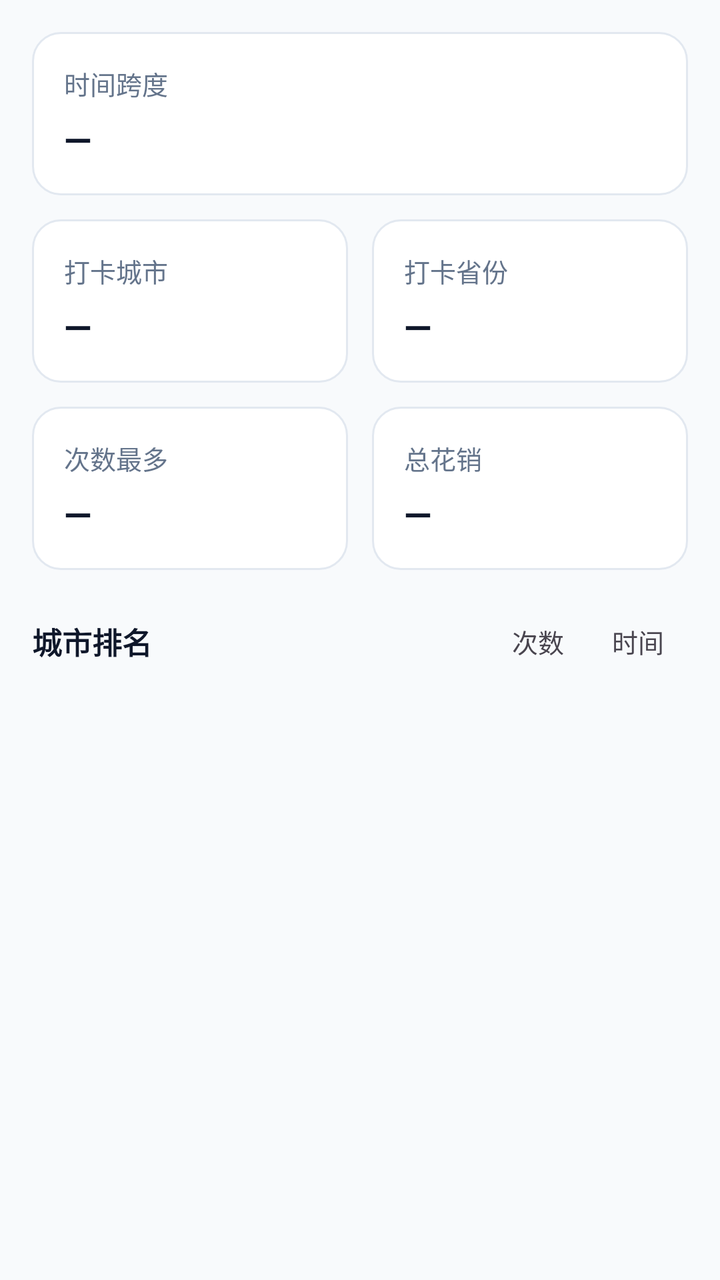
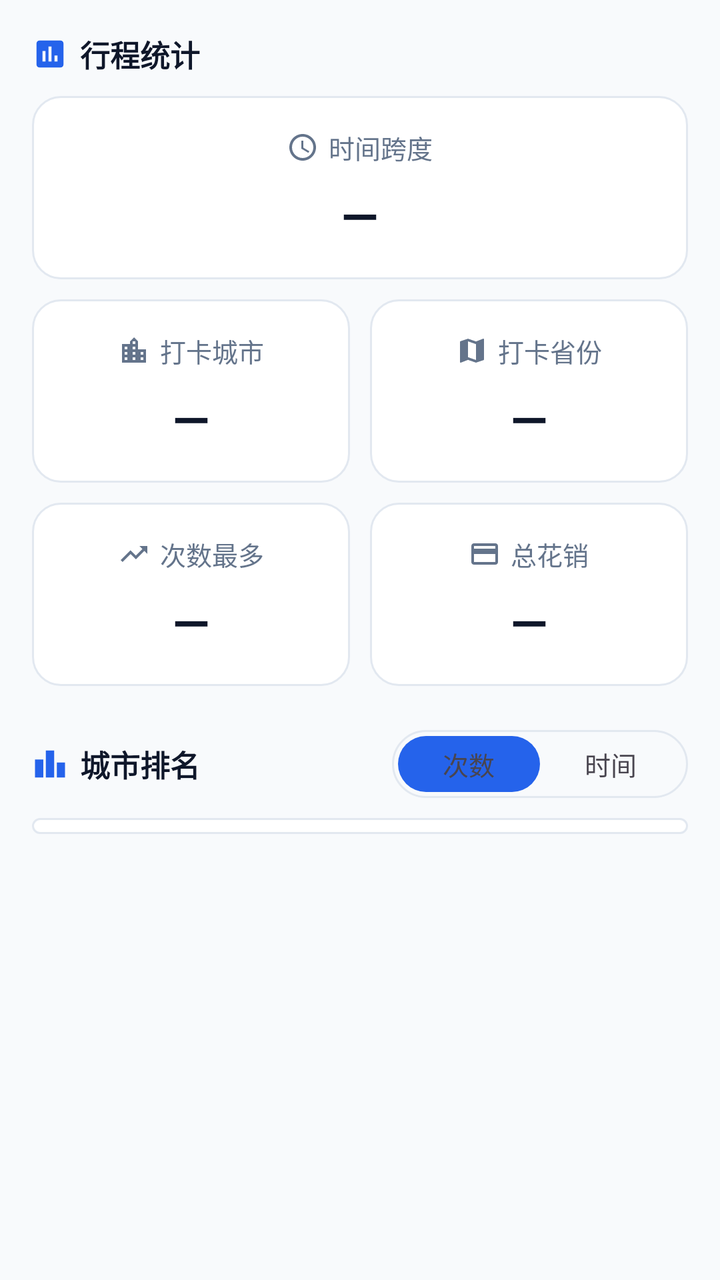

The first picture is an Android layout as it rendered before a commit; the second is the same layout after the commit. The layout source and the unified diff follow.
<!-- AndroidManifest.xml: application theme Theme.CityFootprint -->
<!-- res/layout/fragment_home.xml -->
<?xml version="1.0" encoding="utf-8"?>
<ScrollView xmlns:android="http://schemas.android.com/apk/res/android"
    xmlns:app="http://schemas.android.com/apk/res-auto"
    android:layout_width="match_parent"
    android:layout_height="match_parent"
    android:background="@color/bg"
    android:fillViewport="true">

    <LinearLayout
        android:layout_width="match_parent"
        android:layout_height="wrap_content"
        android:orientation="vertical"
        android:padding="16dp">

        
        <LinearLayout
            android:layout_width="match_parent"
            android:layout_height="wrap_content"
            android:background="@drawable/bg_card"
            android:orientation="vertical"
            android:padding="16dp">

            <TextView
                style="@style/TextHomeStatLabel"
                android:text="@string/home_range" />

            <TextView
                android:id="@+id/valueRange"
                style="@style/TextHomeStatValue"
                android:maxLines="1"
                android:text="@string/home_dash"
                app:autoSizeMaxTextSize="18sp"
                app:autoSizeMinTextSize="13sp"
                app:autoSizeTextType="uniform" />
        </LinearLayout>

        
        <LinearLayout
            android:layout_width="match_parent"
            android:layout_height="wrap_content"
            android:layout_marginTop="12dp"
            android:orientation="horizontal">

            <LinearLayout
                style="@style/CardHomeStat"
                android:layout_weight="1">

                <TextView
                    style="@style/TextHomeStatLabel"
                    android:text="@string/home_cities" />

                <TextView
                    android:id="@+id/valueCities"
                    style="@style/TextHomeStatValue"
                    android:text="@string/home_dash" />
            </LinearLayout>

            <LinearLayout
                style="@style/CardHomeStat"
                android:layout_marginStart="12dp"
                android:layout_weight="1">

                <TextView
                    style="@style/TextHomeStatLabel"
                    android:text="@string/home_provinces" />

                <TextView
                    android:id="@+id/valueProvinces"
                    style="@style/TextHomeStatValue"
                    android:text="@string/home_dash" />
            </LinearLayout>
        </LinearLayout>

        
        <LinearLayout
            android:layout_width="match_parent"
            android:layout_height="wrap_content"
            android:layout_marginTop="12dp"
            android:orientation="horizontal">

            <LinearLayout
                style="@style/CardHomeStat"
                android:layout_weight="1">

                <TextView
                    style="@style/TextHomeStatLabel"
                    android:text="@string/home_most" />

                <TextView
                    android:id="@+id/valueMost"
                    style="@style/TextHomeStatValue"
                    android:ellipsize="end"
                    android:maxLines="1"
                    android:text="@string/home_dash" />
            </LinearLayout>

            <LinearLayout
                style="@style/CardHomeStat"
                android:layout_marginStart="12dp"
                android:layout_weight="1">

                <TextView
                    style="@style/TextHomeStatLabel"
                    android:text="@string/home_cost" />

                <TextView
                    android:id="@+id/valueCost"
                    style="@style/TextHomeStatValue"
                    android:text="@string/home_dash" />
            </LinearLayout>
        </LinearLayout>

        
        <LinearLayout
            android:layout_width="match_parent"
            android:layout_height="wrap_content"
            android:layout_marginTop="20dp"
            android:gravity="center_vertical"
            android:orientation="horizontal">

            <TextView
                android:layout_width="0dp"
                android:layout_height="wrap_content"
                android:layout_weight="1"
                android:text="@string/home_rank"
                android:textColor="@color/fg"
                android:textSize="15sp"
                android:textStyle="bold" />

            <TextView
                android:id="@+id/btnRankCount"
                android:layout_width="wrap_content"
                android:layout_height="wrap_content"
                android:background="?attr/selectableItemBackground"
                android:paddingStart="12dp"
                android:paddingTop="6dp"
                android:paddingEnd="12dp"
                android:paddingBottom="6dp"
                android:text="@string/home_rank_count"
                android:textSize="13sp" />

            <TextView
                android:id="@+id/btnRankTime"
                android:layout_width="wrap_content"
                android:layout_height="wrap_content"
                android:background="?attr/selectableItemBackground"
                android:paddingStart="12dp"
                android:paddingTop="6dp"
                android:paddingEnd="12dp"
                android:paddingBottom="6dp"
                android:text="@string/home_rank_time"
                android:textSize="13sp" />
        </LinearLayout>

        <LinearLayout
            android:id="@+id/rankContainer"
            android:layout_width="match_parent"
            android:layout_height="wrap_content"
            android:layout_marginTop="8dp"
            android:orientation="vertical" />

        <TextView
            android:id="@+id/textEmpty"
            android:layout_width="match_parent"
            android:layout_height="wrap_content"
            android:layout_marginTop="24dp"
            android:gravity="center"
            android:text="@string/home_empty"
            android:textColor="@color/text_tertiary"
            android:textSize="13sp"
            android:visibility="gone" />
    </LinearLayout>
</ScrollView>
<!-- resources referenced by this layout -->
<resources>
  <style name="CardHomeStat">
          <item name="android:layout_width">0dp</item>
          <item name="android:layout_height">wrap_content</item>
          <item name="android:orientation">vertical</item>
          <item name="android:background">@drawable/bg_card</item>
          <item name="android:padding">16dp</item>
      </style>
  <style name="TextHomeStatLabel">
          <item name="android:layout_width">wrap_content</item>
          <item name="android:layout_height">wrap_content</item>
          <item name="android:textColor">@color/text_secondary</item>
          <item name="android:textSize">13sp</item>
      </style>
  <style name="TextHomeStatValue">
          <item name="android:layout_width">wrap_content</item>
          <item name="android:layout_height">wrap_content</item>
          <item name="android:layout_marginTop">6dp</item>
          <item name="android:textColor">@color/fg</item>
          <item name="android:textSize">18sp</item>
          <item name="android:textStyle">bold</item>
      </style>
  <style name="Theme.CityFootprint" parent="Theme.Material3.DayNight.NoActionBar">
          
          <item name="appAccent">@color/accent</item>
          <item name="colorPrimary">?attr/appAccent</item>
          <item name="colorOnPrimary">@color/on_accent</item>
          <item name="colorPrimaryContainer">@color/accent_light</item>
          <item name="colorOnPrimaryContainer">@color/accent_soft_fg</item>
          <item name="colorSecondary">?attr/appAccent</item>
          <item name="colorSecondaryContainer">@color/accent_light</item>
          <item name="colorOnSecondaryContainer">@color/accent_soft_fg</item>
          <item name="colorSurface">@color/card</item>
          <item name="colorOnSurface">@color/fg</item>
          <item name="colorOnSurfaceVariant">@color/muted_fg</item>
          
          <item name="colorOutline">@color/muted_fg</item>
          
          <item name="colorSurfaceContainerHighest">@color/muted</item>
          <item name="colorError">@color/destructive</item>
          <item name="android:colorBackground">@color/bg</item>
  
          
          <item name="android:statusBarColor">@color/window_bg_light</item>
          <item name="android:navigationBarColor">@color/window_bg_light</item>
          <item name="android:windowLightStatusBar">@bool/window_light_system_bars</item>
          <item name="android:windowLightNavigationBar" tools:targetApi="27">@bool/window_light_system_bars</item>
          
          <item name="android:forceDarkAllowed" tools:targetApi="29">false</item>
  
          
          <item name="materialCardViewStyle">@style/Widget.App.CardView</item>
          <item name="materialButtonStyle">@style/Widget.App.Button</item>
          
          <item name="popupMenuStyle">@style/Widget.App.PopupMenu</item>
      </style>
  <style name="Widget.App.PopupMenu" parent="Widget.Material3.PopupMenu">
          
          <item name="android:popupBackground">@drawable/bg_popup_menu</item>
          
          <item name="dropdownListPreferredItemHeight">52dp</item>
          
          <item name="android:textAppearanceLargePopupMenu">@style/TextAppearance.App.PopupMenuItem</item>
      </style>
  <!-- unchanged entries left out for length: 29 -->
</resources>

<!-- the commit's change to res/layout/fragment_home.xml (unified diff, before → after) -->
@@ -16,21 +16,65 @@
         <LinearLayout
             android:layout_width="match_parent"
             android:layout_height="wrap_content"
+            android:gravity="center_vertical"
+            android:orientation="horizontal">
+
+            <ImageView
+                android:layout_width="18dp"
+                android:layout_height="18dp"
+                android:contentDescription="@null"
+                android:src="@drawable/ic_stats_section"
+                app:tint="?attr/appAccent" />
+
+            <TextView
+                android:layout_width="wrap_content"
+                android:layout_height="wrap_content"
+                android:layout_marginStart="6dp"
+                android:text="@string/home_stats_title"
+                android:textColor="@color/fg"
+                android:textSize="15sp"
+                android:textStyle="bold" />
+        </LinearLayout>
+
+        
+        <LinearLayout
+            android:layout_width="match_parent"
+            android:layout_height="wrap_content"
+            android:layout_marginTop="10dp"
             android:background="@drawable/bg_card"
+            android:gravity="center_horizontal"
             android:orientation="vertical"
             android:padding="16dp">
 
-            <TextView
-                style="@style/TextHomeStatLabel"
-                android:text="@string/home_range" />
+            <LinearLayout
+                android:layout_width="wrap_content"
+                android:layout_height="wrap_content"
+                android:gravity="center_vertical"
+                android:orientation="horizontal">
+
+                <ImageView
+                    android:layout_width="16dp"
+                    android:layout_height="16dp"
+                    android:contentDescription="@null"
+                    android:src="@drawable/ic_span"
+                    app:tint="@color/text_secondary" />
+
+                <TextView
+                    android:layout_width="wrap_content"
+                    android:layout_height="wrap_content"
+                    android:layout_marginStart="5dp"
+                    android:text="@string/home_range"
+                    android:textColor="@color/text_secondary"
+                    android:textSize="13sp" />
+            </LinearLayout>
 
             <TextView
                 android:id="@+id/valueRange"
                 style="@style/TextHomeStatValue"
                 android:maxLines="1"
                 android:text="@string/home_dash"
-                app:autoSizeMaxTextSize="18sp"
-                app:autoSizeMinTextSize="13sp"
+                app:autoSizeMaxTextSize="24sp"
+                app:autoSizeMinTextSize="14sp"
                 app:autoSizeTextType="uniform" />
         </LinearLayout>
 
@@ -38,16 +82,34 @@
         <LinearLayout
             android:layout_width="match_parent"
             android:layout_height="wrap_content"
-            android:layout_marginTop="12dp"
+            android:layout_marginTop="10dp"
             android:orientation="horizontal">
 
             <LinearLayout
                 style="@style/CardHomeStat"
                 android:layout_weight="1">
 
-                <TextView
-                    style="@style/TextHomeStatLabel"
-                    android:text="@string/home_cities" />
+                <LinearLayout
+                    android:layout_width="wrap_content"
+                    android:layout_height="wrap_content"
+                    android:gravity="center_vertical"
+                    android:orientation="horizontal">
+
+                    <ImageView
+                        android:layout_width="16dp"
+                        android:layout_height="16dp"
+                        android:contentDescription="@null"
+                        android:src="@drawable/ic_city"
+                        app:tint="@color/text_secondary" />
+
+                    <TextView
+                        android:layout_width="wrap_content"
+                        android:layout_height="wrap_content"
+                        android:layout_marginStart="5dp"
+                        android:text="@string/home_cities"
+                        android:textColor="@color/text_secondary"
+                        android:textSize="13sp" />
+                </LinearLayout>
 
                 <TextView
                     android:id="@+id/valueCities"
@@ -57,12 +119,30 @@
 
             <LinearLayout
                 style="@style/CardHomeStat"
-                android:layout_marginStart="12dp"
+                android:layout_marginStart="10dp"
                 android:layout_weight="1">
 
-                <TextView
-                    style="@style/TextHomeStatLabel"
-                    android:text="@string/home_provinces" />
+                <LinearLayout
+                    android:layout_width="wrap_content"
+                    android:layout_height="wrap_content"
+                    android:gravity="center_vertical"
+                    android:orientation="horizontal">
+
+                    <ImageView
+                        android:layout_width="16dp"
+                        android:layout_height="16dp"
+                        android:contentDescription="@null"
+                        android:src="@drawable/ic_map"
+                        app:tint="@color/text_secondary" />
+
+                    <TextView
+                        android:layout_width="wrap_content"
+                        android:layout_height="wrap_content"
+                        android:layout_marginStart="5dp"
+                        android:text="@string/home_provinces"
+                        android:textColor="@color/text_secondary"
+                        android:textSize="13sp" />
+                </LinearLayout>
 
                 <TextView
                     android:id="@+id/valueProvinces"
@@ -75,16 +155,34 @@
         <LinearLayout
             android:layout_width="match_parent"
             android:layout_height="wrap_content"
-            android:layout_marginTop="12dp"
+            android:layout_marginTop="10dp"
             android:orientation="horizontal">
 
             <LinearLayout
                 style="@style/CardHomeStat"
                 android:layout_weight="1">
 
-                <TextView
-                    style="@style/TextHomeStatLabel"
-                    android:text="@string/home_most" />
+                <LinearLayout
+                    android:layout_width="wrap_content"
+                    android:layout_height="wrap_content"
+                    android:gravity="center_vertical"
+                    android:orientation="horizontal">
+
+                    <ImageView
+                        android:layout_width="16dp"
+                        android:layout_height="16dp"
+                        android:contentDescription="@null"
+                        android:src="@drawable/ic_trending"
+                        app:tint="@color/text_secondary" />
+
+                    <TextView
+                        android:layout_width="wrap_content"
+                        android:layout_height="wrap_content"
+                        android:layout_marginStart="5dp"
+                        android:text="@string/home_most"
+                        android:textColor="@color/text_secondary"
+                        android:textSize="13sp" />
+                </LinearLayout>
 
                 <TextView
                     android:id="@+id/valueMost"
@@ -96,16 +194,36 @@
 
             <LinearLayout
                 style="@style/CardHomeStat"
-                android:layout_marginStart="12dp"
+                android:layout_marginStart="10dp"
                 android:layout_weight="1">
 
-                <TextView
-                    style="@style/TextHomeStatLabel"
-                    android:text="@string/home_cost" />
+                <LinearLayout
+                    android:layout_width="wrap_content"
+                    android:layout_height="wrap_content"
+                    android:gravity="center_vertical"
+                    android:orientation="horizontal">
+
+                    <ImageView
+                        android:layout_width="16dp"
+                        android:layout_height="16dp"
+                        android:contentDescription="@null"
+                        android:src="@drawable/ic_wallet"
+                        app:tint="@color/text_secondary" />
+
+                    <TextView
+                        android:layout_width="wrap_content"
+                        android:layout_height="wrap_content"
+                        android:layout_marginStart="5dp"
+                        android:text="@string/home_cost"
+                        android:textColor="@color/text_secondary"
+                        android:textSize="13sp" />
+                </LinearLayout>
 
                 <TextView
                     android:id="@+id/valueCost"
                     style="@style/TextHomeStatValue"
+                    android:ellipsize="end"
+                    android:maxLines="1"
                     android:text="@string/home_dash" />
             </LinearLayout>
         </LinearLayout>
@@ -114,50 +232,83 @@
         <LinearLayout
             android:layout_width="match_parent"
             android:layout_height="wrap_content"
-            android:layout_marginTop="20dp"
+            android:layout_marginTop="22dp"
             android:gravity="center_vertical"
             android:orientation="horizontal">
+
+            <ImageView
+                android:layout_width="18dp"
+                android:layout_height="18dp"
+                android:contentDescription="@null"
+                android:src="@drawable/ic_rank_section"
+                app:tint="?attr/appAccent" />
 
             <TextView
                 android:layout_width="0dp"
                 android:layout_height="wrap_content"
+                android:layout_marginStart="6dp"
                 android:layout_weight="1"
                 android:text="@string/home_rank"
                 android:textColor="@color/fg"
                 android:textSize="15sp"
                 android:textStyle="bold" />
 
-            <TextView
-                android:id="@+id/btnRankCount"
-                android:layout_width="wrap_content"
+            <FrameLayout
+                android:id="@+id/segRank"
+                android:layout_width="148dp"
+                android:layout_height="34dp"
+                android:background="@drawable/bg_segmented_track"
+                android:padding="3dp">
+
+                <View
+                    android:id="@+id/segPill"
+                    android:layout_width="71dp"
+                    android:layout_height="match_parent"
+                    android:background="@drawable/bg_segmented_pill" />
+
+                <LinearLayout
+                    android:layout_width="match_parent"
+                    android:layout_height="match_parent"
+                    android:orientation="horizontal">
+
+                    <TextView
+                        android:id="@+id/btnRankCount"
+                        android:layout_width="0dp"
+                        android:layout_height="match_parent"
+                        android:layout_weight="1"
+                        android:gravity="center"
+                        android:text="@string/home_rank_count"
+                        android:textSize="13sp" />
+
+                    <TextView
+                        android:id="@+id/btnRankTime"
+                        android:layout_width="0dp"
+                        android:layout_height="match_parent"
+                        android:layout_weight="1"
+                        android:gravity="center"
+                        android:text="@string/home_rank_time"
+                        android:textSize="13sp" />
+                </LinearLayout>
+            </FrameLayout>
+        </LinearLayout>
+
+        
+        <LinearLayout
+            android:id="@+id/rankCard"
+            android:layout_width="match_parent"
+            android:layout_height="wrap_content"
+            android:layout_marginTop="10dp"
+            android:background="@drawable/bg_card"
+            android:orientation="vertical"
+            android:paddingTop="4dp"
+            android:paddingBottom="4dp">
+
+            <LinearLayout
+                android:id="@+id/rankContainer"
+                android:layout_width="match_parent"
                 android:layout_height="wrap_content"
-                android:background="?attr/selectableItemBackground"
-                android:paddingStart="12dp"
-                android:paddingTop="6dp"
-                android:paddingEnd="12dp"
-                android:paddingBottom="6dp"
-                android:text="@string/home_rank_count"
-                android:textSize="13sp" />
-
-            <TextView
-                android:id="@+id/btnRankTime"
-                android:layout_width="wrap_content"
-                android:layout_height="wrap_content"
-                android:background="?attr/selectableItemBackground"
-                android:paddingStart="12dp"
-                android:paddingTop="6dp"
-                android:paddingEnd="12dp"
-                android:paddingBottom="6dp"
-                android:text="@string/home_rank_time"
-                android:textSize="13sp" />
-        </LinearLayout>
-
-        <LinearLayout
-            android:id="@+id/rankContainer"
-            android:layout_width="match_parent"
-            android:layout_height="wrap_content"
-            android:layout_marginTop="8dp"
-            android:orientation="vertical" />
+                android:orientation="vertical" />
+        </LinearLayout>
 
         <TextView
             android:id="@+id/textEmpty"
<!-- resource entries referenced after the edit -->
@@ -1,24 +1,125 @@
 <!-- resources referenced by this layout -->
 <resources>
+  <!-- drawable bg_segmented_pill (drawable) -->
+  <?xml version="1.0" encoding="utf-8"?>
+  <shape xmlns:android="http://schemas.android.com/apk/res/android"
+      android:shape="rectangle">
+      <solid android:color="?attr/appAccent" />
+      <corners android:radius="14dp" />
+  </shape>
+  <!-- drawable bg_segmented_track (drawable) -->
+  <?xml version="1.0" encoding="utf-8"?>
+  <shape xmlns:android="http://schemas.android.com/apk/res/android"
+      android:shape="rectangle">
+      <solid android:color="@color/popover" />
+      <stroke
+          android:width="1dp"
+          android:color="@color/border" />
+      <corners android:radius="17dp" />
+  </shape>
+  <!-- drawable ic_city (drawable) -->
+  <?xml version="1.0" encoding="utf-8"?>
+  <vector xmlns:android="http://schemas.android.com/apk/res/android"
+      android:width="24dp"
+      android:height="24dp"
+      android:viewportWidth="24"
+      android:viewportHeight="24"
+      android:tint="?attr/colorControlNormal">
+      <path
+          android:fillColor="@android:color/white"
+          android:pathData="M15 11V5l-3-3-3 3v2H3v14h18V11h-6zm-8 8H5v-2h2v2zm0-4H5v-2h2v2zm0-4H5V9h2v2zm6 8h-2v-2h2v2zm0-4h-2v-2h2v2zm0-4h-2V9h2v2zm0-4h-2V5h2v2zm6 12h-2v-2h2v2zm0-4h-2v-2h2v2z" />
+  </vector>
+  <!-- drawable ic_map (drawable) -->
+  <?xml version="1.0" encoding="utf-8"?>
+  <vector xmlns:android="http://schemas.android.com/apk/res/android"
+      android:width="24dp"
+      android:height="24dp"
+      android:viewportWidth="24"
+      android:viewportHeight="24"
+      android:tint="?attr/colorControlNormal">
+      <path
+          android:fillColor="@android:color/white"
+          android:pathData="M20.5 3l-.16.03L15 5.1 9 3 3.36 4.9c-.21.07-.36.25-.36.48V20.5c0 .28.22.5.5.5l.16-.03L9 18.9l6 2.1 5.64-1.9c.21-.07.36-.25.36-.48V3.5c0-.28-.22-.5-.5-.5zM15 19l-6-2.11V5l6 2.11V19z" />
+  </vector>
+  <!-- drawable ic_rank_section (drawable) -->
+  <?xml version="1.0" encoding="utf-8"?>
+  <vector xmlns:android="http://schemas.android.com/apk/res/android"
+      android:width="24dp"
+      android:height="24dp"
+      android:viewportWidth="24"
+      android:viewportHeight="24"
+      android:tint="?attr/colorControlNormal">
+      <path
+          android:fillColor="@android:color/white"
+          android:pathData="M7.5,21H2V9h5.5V21z M14.75,3h-5.5v18h5.5V3z M22,11h-5.5v10H22V11z" />
+  </vector>
+  <!-- drawable ic_span (drawable) -->
+  <?xml version="1.0" encoding="utf-8"?>
+  <vector xmlns:android="http://schemas.android.com/apk/res/android"
+      android:width="24dp"
+      android:height="24dp"
+      android:viewportWidth="24"
+      android:viewportHeight="24"
+      android:tint="?attr/colorControlNormal">
+      <path
+          android:fillColor="@android:color/white"
+          android:pathData="M11.99 2C6.47 2 2 6.48 2 12s4.47 10 9.99 10C17.52 22 22 17.52 22 12S17.52 2 11.99 2zM12 20c-4.42 0-8-3.58-8-8s3.58-8 8-8 8 3.58 8 8-3.58 8-8 8z" />
+      <path
+          android:fillColor="@android:color/white"
+          android:pathData="M12.5 7H11v6l5.25 3.15.75-1.23-4.5-2.67z" />
+  </vector>
+  <!-- drawable ic_stats_section (drawable) -->
+  <?xml version="1.0" encoding="utf-8"?>
+  <vector xmlns:android="http://schemas.android.com/apk/res/android"
+      android:width="24dp"
+      android:height="24dp"
+      android:viewportWidth="24"
+      android:viewportHeight="24"
+      android:tint="?attr/colorControlNormal">
+      <path
+          android:fillColor="@android:color/white"
+          android:pathData="M19 3H5c-1.1 0-2 .9-2 2v14c0 1.1.9 2 2 2h14c1.1 0 2-.9 2-2V5c0-1.1-.9-2-2-2zM9 17H7v-7h2v7zm4 0h-2V7h2v10zm4 0h-2v-4h2v4z" />
+  </vector>
+  <!-- drawable ic_trending (drawable) -->
+  <?xml version="1.0" encoding="utf-8"?>
+  <vector xmlns:android="http://schemas.android.com/apk/res/android"
+      android:width="24dp"
+      android:height="24dp"
+      android:viewportWidth="24"
+      android:viewportHeight="24"
+      android:tint="?attr/colorControlNormal">
+      <path
+          android:fillColor="@android:color/white"
+          android:pathData="M16 6l2.29 2.29-4.88 4.88-4-4L2 16.59 3.41 18l6-6 4 4 6.3-6.29L22 12V6z" />
+  </vector>
+  <!-- drawable ic_wallet (drawable) -->
+  <?xml version="1.0" encoding="utf-8"?>
+  <vector xmlns:android="http://schemas.android.com/apk/res/android"
+      android:width="24dp"
+      android:height="24dp"
+      android:viewportWidth="24"
+      android:viewportHeight="24"
+      android:tint="?attr/colorControlNormal">
+      <path
+          android:fillColor="@android:color/white"
+          android:pathData="M20 4H4c-1.11 0-1.99.89-1.99 2L2 18c0 1.11.89 2 2 2h16c1.11 0 2-.89 2-2V6c0-1.11-.89-2-2-2zm0 14H4v-6h16v6zm0-10H4V6h16v2z" />
+  </vector>
+  <string name="home_stats_title">行程统计</string>
   <style name="CardHomeStat">
           <item name="android:layout_width">0dp</item>
           <item name="android:layout_height">wrap_content</item>
           <item name="android:orientation">vertical</item>
           <item name="android:background">@drawable/bg_card</item>
+          <item name="android:gravity">center_horizontal</item>
           <item name="android:padding">16dp</item>
-      </style>
-  <style name="TextHomeStatLabel">
-          <item name="android:layout_width">wrap_content</item>
-          <item name="android:layout_height">wrap_content</item>
-          <item name="android:textColor">@color/text_secondary</item>
-          <item name="android:textSize">13sp</item>
       </style>
   <style name="TextHomeStatValue">
           <item name="android:layout_width">wrap_content</item>
           <item name="android:layout_height">wrap_content</item>
-          <item name="android:layout_marginTop">6dp</item>
+          <item name="android:layout_marginTop">8dp</item>
+          <item name="android:gravity">center</item>
           <item name="android:textColor">@color/fg</item>
-          <item name="android:textSize">18sp</item>
+          <item name="android:textSize">24sp</item>
           <item name="android:textStyle">bold</item>
       </style>
   <style name="Theme.CityFootprint" parent="Theme.Material3.DayNight.NoActionBar">
@@ -52,15 +153,13 @@
           
           <item name="materialCardViewStyle">@style/Widget.App.CardView</item>
           <item name="materialButtonStyle">@style/Widget.App.Button</item>
-          
           <item name="popupMenuStyle">@style/Widget.App.PopupMenu</item>
       </style>
+  <color name="popover">#F8FAFC</color>
   <style name="Widget.App.PopupMenu" parent="Widget.Material3.PopupMenu">
-          
           <item name="android:popupBackground">@drawable/bg_popup_menu</item>
           
           <item name="dropdownListPreferredItemHeight">52dp</item>
-          
           <item name="android:textAppearanceLargePopupMenu">@style/TextAppearance.App.PopupMenuItem</item>
       </style>
   <!-- unchanged entries left out for length: 29 -->
